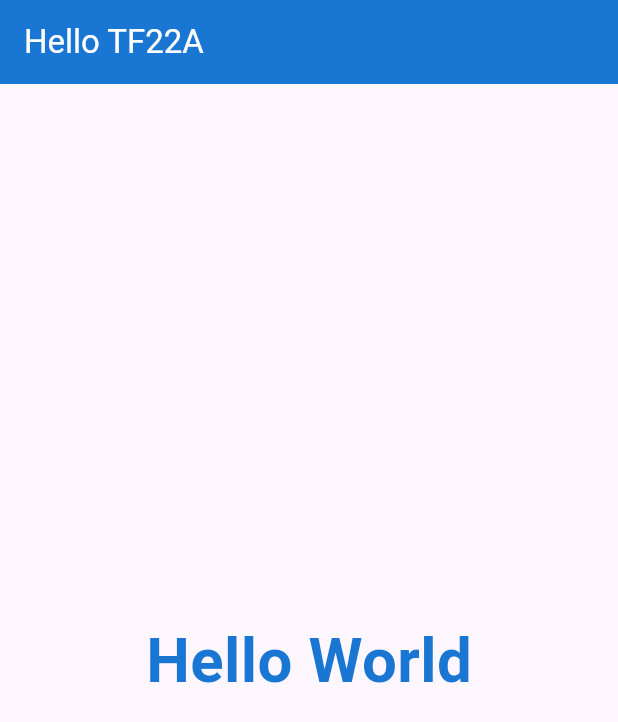
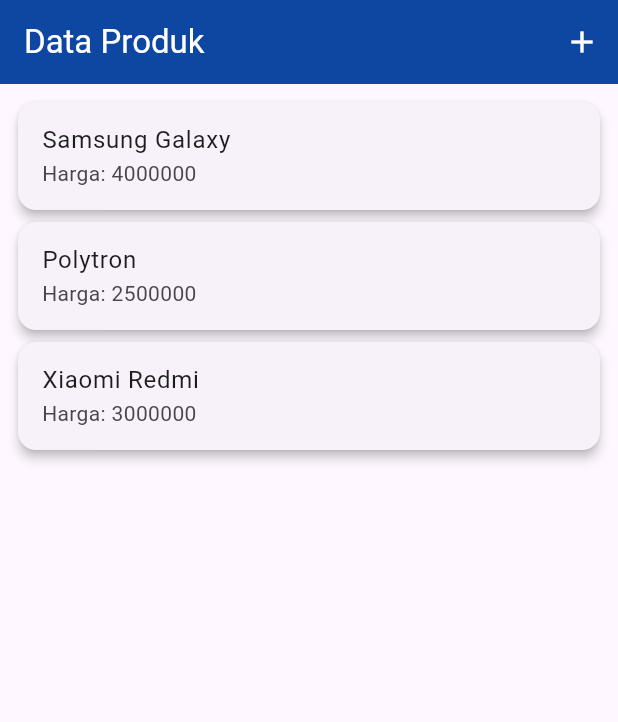
Before and after one commit to Nanahandresaputra/Tgs-Pemrograman-Bergerak, a Flutter app: the screen it shows after launch, on a phone screen of 412 x 824 dp. Shown: the top 722 px of the screen. Run offline on Flutter 3.47's test engine with Material 3 defaults, Android fonts, the phone set to English and light mode, and no system bars.

Commit message:
laporan praktik 5

```diff
--- a/lib/main.dart
+++ b/lib/main.dart
@@ -1,7 +1,6 @@
 import 'package:flutter/material.dart';
-// import 'package:pemrograman_bergerak_tgs/tugas/tugas_01/index.dart';
-import 'package:pemrograman_bergerak_tgs/tugas/tugas_02/hello_world.dart';
+import 'package:pemrograman_bergerak_tgs/tugas/tugas_04/data_produk.dart';
 
 void main() {
-  runApp(const HelloWorld());
+  runApp(const DataProduk());
 }
--- /dev/null
+++ b/lib/tugas/tugas_04/data_produk.dart
@@ -0,0 +1,88 @@
+import 'package:flutter/material.dart';
+import 'package:pemrograman_bergerak_tgs/tugas/tugas_04/detail_produk.dart';
+import 'package:pemrograman_bergerak_tgs/tugas/tugas_04/form_produk.dart';
+
+class DataProduk extends StatelessWidget {
+  const DataProduk({super.key});
+
+  @override
+  Widget build(BuildContext context) {
+    return MaterialApp(
+      home: Builder(builder: (context) {
+        return Scaffold(
+          appBar: AppBar(
+            title: const Text(
+              'Data Produk',
+              style: TextStyle(color: Colors.white),
+            ),
+            backgroundColor: Colors.blue[900],
+            actions: <Widget>[
+              IconButton(
+                icon: const Icon(
+                  Icons.add,
+                  color: Colors.white,
+                ),
+                onPressed: () {
+                  Navigator.push(
+                      context,
+                      MaterialPageRoute(
+                          builder: (context) => const FormProduk()));
+                },
+              ),
+            ],
+          ),
+          body: ListView(
+            padding: const EdgeInsets.all(8),
+            children: const <Widget>[
+              ItemProduk(
+                kodeProduk: 'A002',
+                namaProduk: 'Samsung Galaxy',
+                harga: 4000000,
+              ),
+              ItemProduk(
+                kodeProduk: 'B7665',
+                namaProduk: 'Polytron',
+                harga: 2500000,
+              ),
+              ItemProduk(
+                kodeProduk: 'C089',
+                namaProduk: 'Xiaomi Redmi',
+                harga: 3000000,
+              ),
+            ],
+          ),
+        );
+      }),
+    );
+  }
+}
+
+class ItemProduk extends StatelessWidget {
+  final String? kodeProduk;
+  final String? namaProduk;
+  final int? harga;
+  const ItemProduk({super.key, this.kodeProduk, this.namaProduk, this.harga});
+
+  @override
+  Widget build(BuildContext context) {
+    return InkWell(
+      onTap: () {
+        Navigator.push(
+            context,
+            MaterialPageRoute(
+                builder: (context) => DetailProduk(
+                      kodeProduk: kodeProduk,
+                      namaProduk: namaProduk,
+                      harga: harga,
+                    )));
+      },
+      child: Card(
+        elevation: 3,
+        child: ListTile(
+          title: Text(namaProduk ?? ''),
+          subtitle: Text('Harga: $harga'),
+        ),
+      ),
+    );
+  }
+}
--- /dev/null
+++ b/lib/tugas/tugas_04/detail_produk.dart
@@ -0,0 +1,56 @@
+import 'package:flutter/material.dart';
+
+class DetailProduk extends StatelessWidget {
+  final String? kodeProduk;
+  final String? namaProduk;
+  final int? harga;
+  const DetailProduk({super.key, this.kodeProduk, this.namaProduk, this.harga});
+
+  @override
+  Widget build(BuildContext context) {
+    return MaterialApp(
+      home: Scaffold(
+        appBar: AppBar(
+          title: const Text('Detail Produk',
+              style: TextStyle(
+                color: Colors.white,
+              )),
+          backgroundColor: Colors.blue[900],
+          leading: IconButton(
+              onPressed: () {
+                Navigator.of(context, rootNavigator: true).pop();
+              },
+              icon: const Icon(
+                Icons.arrow_back,
+                color: Colors.white,
+              )),
+        ),
+        body: Padding(
+          padding: const EdgeInsets.fromLTRB(25, 15, 25, 15),
+          child: Column(
+            children: <Widget>[
+              Row(
+                mainAxisAlignment: MainAxisAlignment.spaceBetween,
+                children: <Widget>[
+                  const Text('Kode Produk'),
+                  Text(kodeProduk ?? '')
+                ],
+              ),
+              Row(
+                mainAxisAlignment: MainAxisAlignment.spaceBetween,
+                children: <Widget>[
+                  const Text('Nama Produk'),
+                  Text(namaProduk ?? '')
+                ],
+              ),
+              Row(
+                mainAxisAlignment: MainAxisAlignment.spaceBetween,
+                children: <Widget>[const Text('Harga'), Text(harga.toString())],
+              ),
+            ],
+          ),
+        ),
+      ),
+    );
+  }
+}
```
Also changed, not shown: lib/tugas/tugas_03/column_and_row_widget.dart (added, +60 -0 lines), lib/tugas/tugas_04/form_produk.dart (added, +109 -0 lines), 6 other files.
